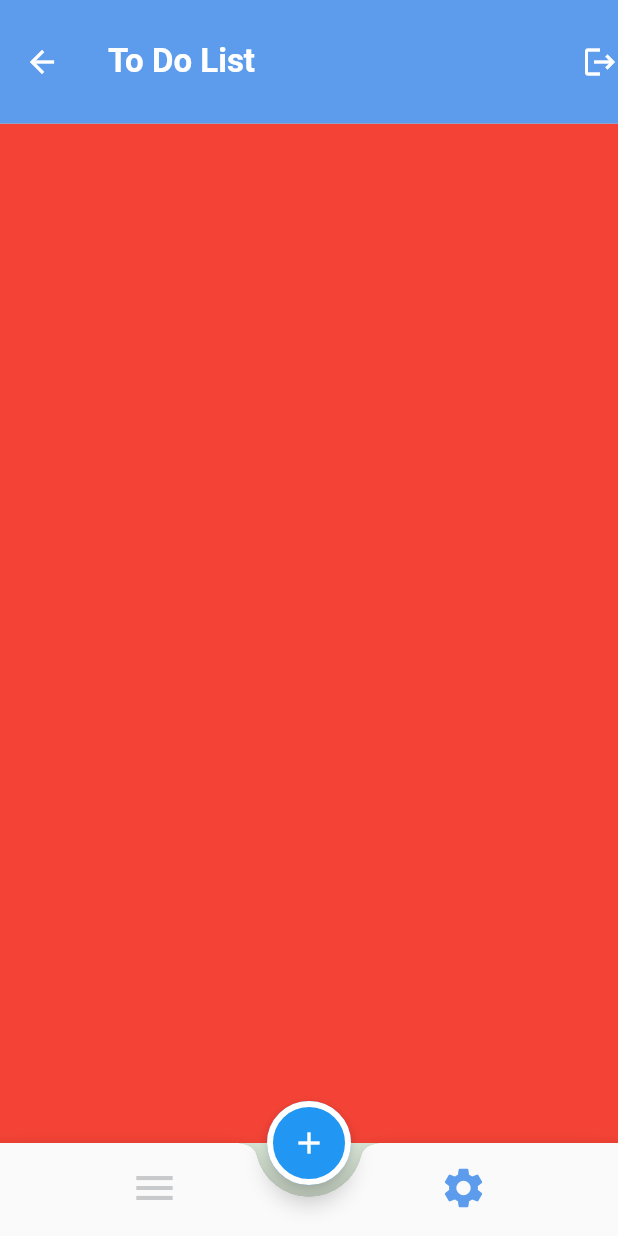
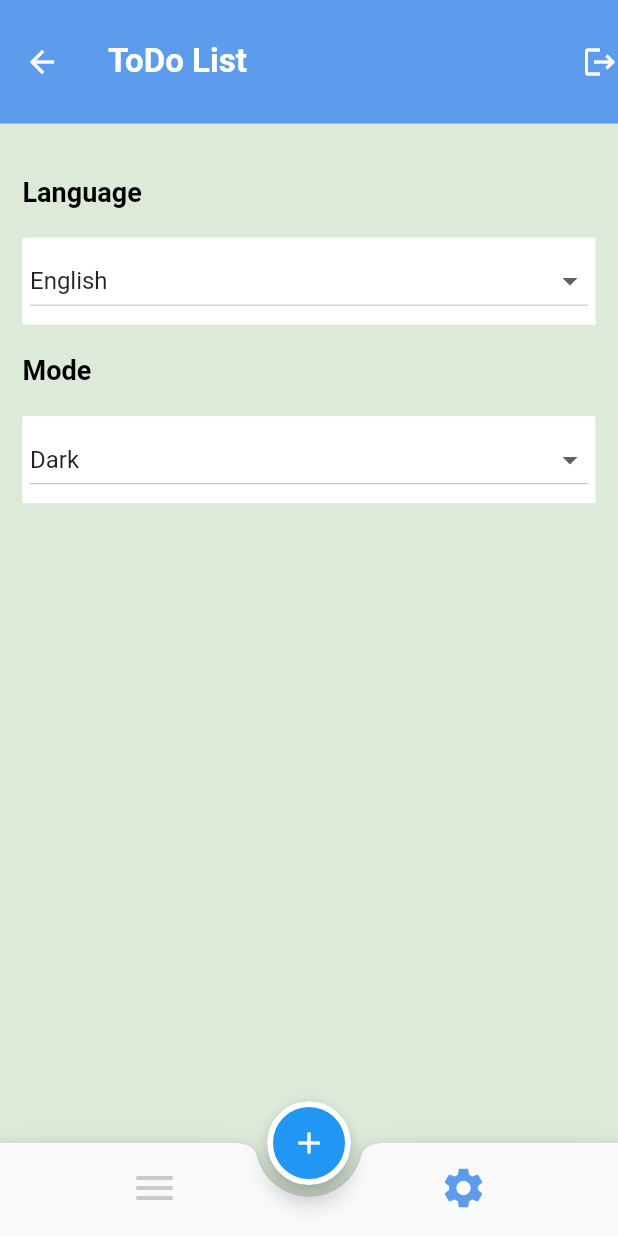
Before and after one commit to youssefAnwar87/todo_app, a Flutter app: the HomeScreen screen opened by its route, item 2 of the bottom bar chosen, on a phone screen of 412 x 824 dp. Run offline on Flutter 3.47's test engine with Material 2 defaults, Android fonts, the phone set to English and light mode, and no system bars; our stand-ins replace calendar_timeline, cloud_firestore, firebase_auth, firebase_core, flutter_slidable, shared_preferences; accounts and stored records are empty; generated files the repository leaves out were written again.

Commit message:
finished translation

```diff
--- /dev/null
+++ b/l10n.yaml
@@ -0,0 +1,3 @@
+arb-dir: lib/l10n
+template-arb-file: app_en.arb
+output-localization-file: app_localizations.dart
--- a/lib/UI/screens/home/home_screen.dart
+++ b/lib/UI/screens/home/home_screen.dart
@@ -6,6 +6,7 @@ import 'package:todo_app/UI/screens/home/settings/settings.dart';
 import 'package:todo_app/UI/screens/home/tabs/tab_list.dart';
 import 'package:todo_app/UI/screens/login/login.dart';
 import 'package:todo_app/models/app_user.dart';
+import 'package:flutter_gen/gen_l10n/app_localizations.dart';
 
 class HomeScreen extends StatefulWidget {
 static  const String  routeName ="home";
@@ -24,7 +25,7 @@ class _HomeScreenState extends State<HomeScreen> {
     provider = Provider.of(context);
     return Scaffold(
       appBar: AppBar(
-        title: Text("To Do List"),
+        title: Text(AppLocalizations.of(context)!.todo_list),
         actions: [
           InkWell(
       onTap: (){
--- a/lib/UI/screens/home/settings/settings.dart
+++ b/lib/UI/screens/home/settings/settings.dart
@@ -1,12 +1,96 @@
 import 'package:flutter/material.dart';
+import 'package:provider/provider.dart';
+import 'package:todo_app/UI/settingsProvider/settings_provider.dart';
+import 'package:todo_app/UI/utils/app_colors.dart';
+import 'package:flutter_gen/gen_l10n/app_localizations.dart';
 
-class SettingsTab extends StatelessWidget {
+class SettingsTab extends StatefulWidget {
   const SettingsTab({super.key});
 
   @override
+  State<SettingsTab> createState() => _SettingsTabState();
+}
+
+class _SettingsTabState extends State<SettingsTab> {
+  @override
   Widget build(BuildContext context) {
+    SettingProvider provider = Provider.of<SettingProvider>(context);
+
+    String selectedLanguage = "en"; // Initialize with the default language
+    String selectedMode = "dark"; // Initialize with the default mode
+
     return Container(
-      color: Colors.red,
+      padding: EdgeInsets.all(15),
+      child: Column(
+        crossAxisAlignment: CrossAxisAlignment.stretch,
+        children: [
+          SizedBox(height: 20),
+          Text(AppLocalizations.of(context)!.language, style: TextStyle(
+            color: provider.isDark() ?   AppColors.white : AppColors.black,
+              fontSize: 18, fontWeight: FontWeight.bold
+          )),
+          SizedBox(height: 20),
+
+          Container(
+            color: Colors.white,
+            child: DropdownButton<String>(
+              padding: EdgeInsets.all(5),
+              isExpanded: true,
+              value: selectedLanguage,
+              items: [
+                DropdownMenuItem<String>(
+                  value: "en",
+                  child: Text("English"),
+                ),
+                DropdownMenuItem<String>(
+                  value: "ar",
+                  child: Text("Arabic"),
+                ),
+              ],
+              onChanged: (selectedValue) {
+                setState(() {
+                  selectedLanguage = selectedValue!;
+                  provider.changeCurrentLocale(selectedLanguage);
+                  print(selectedLanguage);
+                });
+              },
+            ),
+          ),
+          SizedBox(height: 20),
+          Text(AppLocalizations.of(context)!.mode, style: TextStyle(
+              color: provider.isDark() ?   AppColors.white : AppColors.black,
+
+              fontSize: 18, fontWeight: FontWeight.bold
+          )),
+          SizedBox(height: 20),
+          Container(
+            color:  AppColors.white,
+            child: DropdownButton<String>(
+              padding: EdgeInsets.all(5),
+              isExpanded: true,
+              value: selectedMode,
+              items: [
+                DropdownMenuItem<String>(
+                  value: "dark",
+                  child: Text("Dark"),
+                ),
+                DropdownMenuItem<String>(
+                  value: "light",
+                  child: Text("Light"),
+                ),
+              ],
+              onChanged: (selectedValue) {
+                setState(() {
+                  selectedMode = selectedValue!;
+                  ThemeMode mode = (selectedMode == "dark") ?  ThemeMode.dark: ThemeMode.light;
+                  provider.changeCurrentMode(mode);
+                  print(selectedMode);
+                });
+              },
+            ),
+          ),
+        ],
+      ),
     );
   }
 }
--- a/lib/UI/screens/home/tabs/tab_list.dart
+++ b/lib/UI/screens/home/tabs/tab_list.dart
@@ -4,6 +4,7 @@ import 'package:flutter/material.dart';
 import 'package:provider/provider.dart';
 import 'package:todo_app/UI/listprovider/list_provider.dart';
 import 'package:todo_app/UI/screens/home/tabs/todo_widget.dart';
+import 'package:todo_app/UI/settingsProvider/settings_provider.dart';
 import 'package:todo_app/UI/utils/app_colors.dart';
 import 'package:todo_app/models/todo_dm.dart';
 
@@ -27,6 +28,8 @@ late ListProvider provider;
 
   Widget build(BuildContext context) {
     provider = Provider.of(context);
+    SettingProvider settingProvider = Provider.of<SettingProvider>(context);
+
     // if (provider.todos.isEmpty){
     // }
     return Column(
@@ -42,6 +45,7 @@ late ListProvider provider;
                 ],
               ),
               CalendarTimeline(
+                locale: settingProvider.currentLocale,
                 initialDate: provider.selectedDate,
                 firstDate: DateTime.now().subtract(Duration(days: 365)),
                 lastDate: DateTime.now().add(Duration(days: 365)),
--- /dev/null
+++ b/lib/UI/settingsProvider/settings_provider.dart
@@ -0,0 +1,49 @@
+import 'package:flutter/cupertino.dart';
+import 'package:flutter/material.dart';
+import 'package:shared_preferences/shared_preferences.dart';
+// import 'package:shared_preferences/shared_preferences.dart';
+
+
+class SettingProvider extends ChangeNotifier{
+  String currentLocale ="en";
+  ThemeMode currentMode = ThemeMode.light;
+
+
+  Future<void> saveDarkMode(bool isDarkMode) async {
+    SharedPreferences prefs = await SharedPreferences.getInstance();
+    await prefs.setBool('darkMode', isDarkMode);
+  }
+
+  Future<void> saveLanguage(String locale) async {
+    SharedPreferences prefs = await SharedPreferences.getInstance();
+    await prefs.setString('locale', locale);
+  }
+  Future<void> loadSavedSettings() async {
+    SharedPreferences prefs = await SharedPreferences.getInstance();
+    bool? isDarkMode = prefs.getBool('darkMode');
+    String? locale = prefs.getString('locale');
+
+    if (isDarkMode != null) {
+      currentMode = isDarkMode ? ThemeMode.dark : ThemeMode.light;
+    }
+
+    if (locale != null) {
+      currentLocale = locale;
+    }
+
+    notifyListeners();
+  }
+  changeCurrentLocale(String newLocale){
+    currentLocale = newLocale;
+    notifyListeners();
+    saveLanguage(currentLocale);// Save language setting
+  }
+  changeCurrentMode(ThemeMode newMode){
+    currentMode = newMode;
+    notifyListeners();
+    saveDarkMode(currentMode == ThemeMode.dark); // Save dark mode setting
+
+  }
+  bool isDark()=> currentMode == ThemeMode.dark;
+
+}
--- a/lib/UI/utils/app_theme.dart
+++ b/lib/UI/utils/app_theme.dart
@@ -33,8 +33,11 @@ abstract class AppTheme{
       thickness: 3,color: AppColors.primary
     )
   );
+
+
   static ThemeData darkTheme = ThemeData(
     primaryColor: AppColors.primaryDark,
+    canvasColor: AppColors.primaryDark,
     appBarTheme:  AppBarTheme(
       backgroundColor: AppColors.primaryDark,
       elevation: 0,
--- /dev/null
+++ b/lib/l10n/app_ar.arb
@@ -0,0 +1,18 @@
+{
+"language" : "اللغه",
+"mode" : "النمط",
+"done" : "!تم",
+"edit_task" : "تعديل المهمة",
+"this_is_title" : "عنوان المهمة",
+"task_details" : "تفاصيل المهمة",
+"select_time" : "اختر وقت المهمة",
+"save_changes" : "حغظ التعديلات",
+"todo_edit" : "تعديل الهمة",
+"todo_list" : "قائمة المهمات",
+"welcome" : "!مرحبا",
+"email" : "الايميل",
+"login" : "تسجيل الدخول",
+"create_account" : "انشاء حساب",
+"password" : "الرمز السري",
+"user_name" : "اسم المستخدم"
+}
--- /dev/null
+++ b/lib/l10n/app_en.arb
@@ -0,0 +1,22 @@
+{
+"language" : "Language",
+"mode" : "Mode",
+"done" : "Done!",
+"edit_task" : "Edit Task",
+"this_is_title" : "This is Title",
+"task_details" : "Task details",
+"select_time" : "Select time",
+"save_changes" : "Save changes",
+"todo_edit" : "ToDo Edit",
+"todo_list" : "ToDo List",
+"welcome" : "Welcome!",
+"email" : "ُEmail",
+"login" : "Login",
+"create_account" : "Create account",
+"password" : "Password",
+"user_name" : "User name"
+
+
+
+
+}
--- a/pubspec.yaml
+++ b/pubspec.yaml
@@ -34,6 +34,7 @@ dependencies:
   calendar_timeline: ^1.1.2
   flutter_slidable: ^3.0.0
   provider: ^6.0.5
+  shared_preferences: ^2.0.7
 
   firebase_core: ^2.16.0
   cloud_firestore: ^4.9.2
@@ -41,7 +42,8 @@ dependencies:
 dev_dependencies:
   flutter_test:
     sdk: flutter
-
+  flutter_localizations:
+    sdk: flutter
   # The "flutter_lints" package below contains a set of recommended lints to
   # encourage good coding practices. The lint set provided by the package is
   # activated in the `analysis_options.yaml` file located at the root of your
@@ -54,7 +56,7 @@ dev_dependencies:
 
 # The following section is specific to Flutter packages.
 flutter:
-
+  generate: true
   # The following line ensures that the Material Icons font is
   # included with your application, so that you can use the icons in
   # the material Icons class.
```
Also changed, not shown: lib/UI/screens/editScreen/edit_screen.dart (+10 -6 lines), lib/UI/screens/home/tabs/todo_widget.dart (+7 -3 lines), lib/UI/screens/login/login.dart (+10 -6 lines), lib/UI/screens/register/register.dart (+6 -4 lines), lib/main.dart (+15 -4 lines), pubspec.lock, 1 other file.
